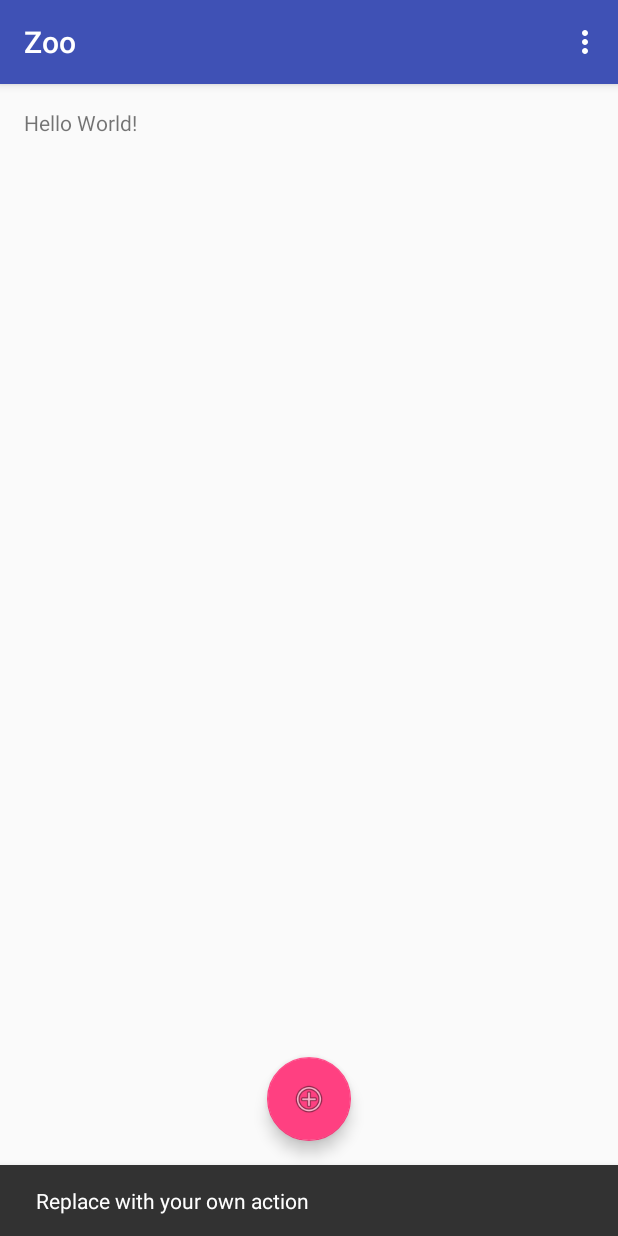
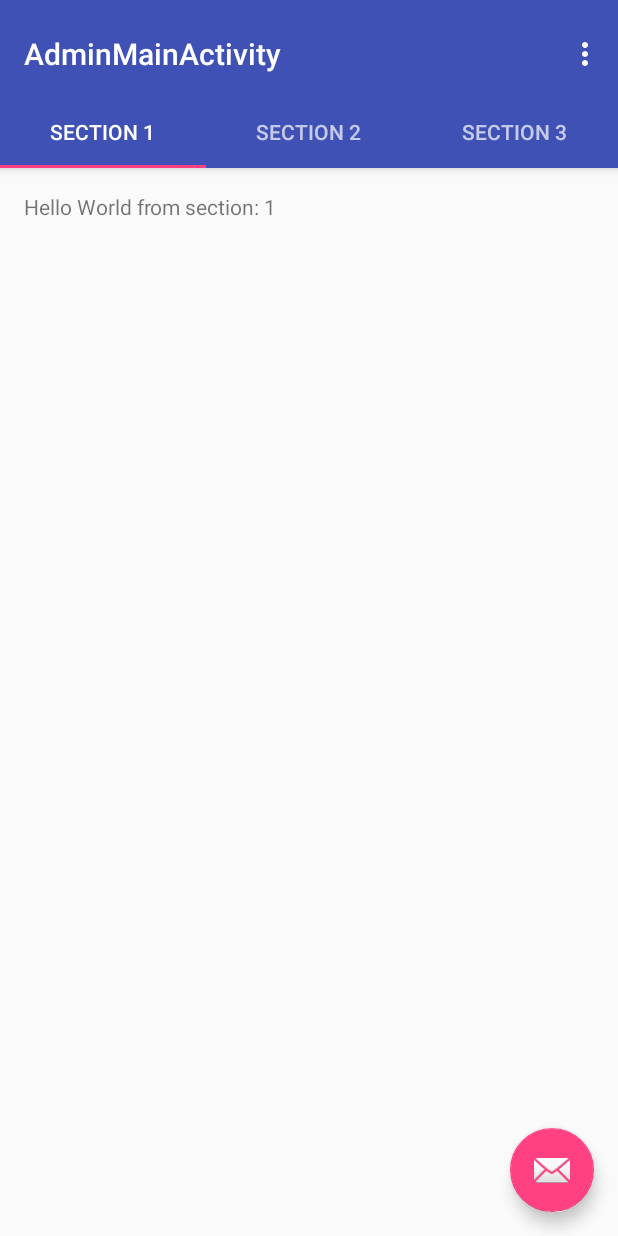
Before and after one commit to xbauquet/AndroidTraining-Zoo, an Android app: the screen it shows after launch (LoginActivity before the commit, AdminMainActivity after it), after a tap on an icon or button, on a phone screen of 412 x 824 dp. Run offline under Robolectric (Android 15) with nearby library versions, the phone set to English and light mode, and no system bars.

Commit message:
IMPLEMENT: login page

```diff
--- a/app/src/main/AndroidManifest.xml
+++ b/app/src/main/AndroidManifest.xml
@@ -18,6 +18,10 @@
                 <category android:name="android.intent.category.LAUNCHER" />
             </intent-filter>
         </activity>
+        <activity
+            android:name=".AdminMainActivity"
+            android:label="@string/title_activity_admin_main"
+            android:theme="@style/AppTheme.NoActionBar"></activity>
     </application>
 
 </manifest>
--- /dev/null
+++ b/app/src/main/java/com/dev/axolotl/zoo/AdminMainActivity.java
@@ -0,0 +1,162 @@
+package com.dev.axolotl.zoo;
+
+import android.support.design.widget.TabLayout;
+import android.support.design.widget.FloatingActionButton;
+import android.support.design.widget.Snackbar;
+import android.support.v7.app.AppCompatActivity;
+import android.support.v7.widget.Toolbar;
+
+import android.support.v4.app.Fragment;
+import android.support.v4.app.FragmentManager;
+import android.support.v4.app.FragmentPagerAdapter;
+import android.support.v4.view.ViewPager;
+import android.os.Bundle;
+import android.view.LayoutInflater;
+import android.view.Menu;
+import android.view.MenuItem;
+import android.view.View;
+import android.view.ViewGroup;
+
+import android.widget.TextView;
+
+public class AdminMainActivity extends AppCompatActivity {
+
+    /**
+     * The {@link android.support.v4.view.PagerAdapter} that will provide
+     * fragments for each of the sections. We use a
+     * {@link FragmentPagerAdapter} derivative, which will keep every
+     * loaded fragment in memory. If this becomes too memory intensive, it
+     * may be best to switch to a
+     * {@link android.support.v4.app.FragmentStatePagerAdapter}.
+     */
+    private SectionsPagerAdapter mSectionsPagerAdapter;
+
+    /**
+     * The {@link ViewPager} that will host the section contents.
+     */
+    private ViewPager mViewPager;
+
+    @Override
+    protected void onCreate(Bundle savedInstanceState) {
+        super.onCreate(savedInstanceState);
+        setContentView(R.layout.activity_admin_main);
+
+        Toolbar toolbar = (Toolbar) findViewById(R.id.toolbar);
+        setSupportActionBar(toolbar);
+        // Create the adapter that will return a fragment for each of the three
+        // primary sections of the activity.
+        mSectionsPagerAdapter = new SectionsPagerAdapter(getSupportFragmentManager());
+
+        // Set up the ViewPager with the sections adapter.
+        mViewPager = (ViewPager) findViewById(R.id.container);
+        mViewPager.setAdapter(mSectionsPagerAdapter);
+
+        TabLayout tabLayout = (TabLayout) findViewById(R.id.tabs);
+        tabLayout.setupWithViewPager(mViewPager);
+
+        FloatingActionButton fab = (FloatingActionButton) findViewById(R.id.fab);
+        fab.setOnClickListener(new View.OnClickListener() {
+            @Override
+            public void onClick(View view) {
+                Snackbar.make(view, "Replace with your own action", Snackbar.LENGTH_LONG)
+                        .setAction("Action", null).show();
+            }
+        });
+
+    }
+
+
+    @Override
+    public boolean onCreateOptionsMenu(Menu menu) {
+        // Inflate the menu; this adds items to the action bar if it is present.
+        getMenuInflater().inflate(R.menu.menu_admin_main, menu);
+        return true;
+    }
+
+    @Override
+    public boolean onOptionsItemSelected(MenuItem item) {
+        // Handle action bar item clicks here. The action bar will
+        // automatically handle clicks on the Home/Up button, so long
+        // as you specify a parent activity in AndroidManifest.xml.
+        int id = item.getItemId();
+
+        //noinspection SimplifiableIfStatement
+        if (id == R.id.action_settings) {
+            return true;
+        }
+
+        return super.onOptionsItemSelected(item);
+    }
+
+    /**
+     * A placeholder fragment containing a simple view.
+     */
+    public static class PlaceholderFragment extends Fragment {
+        /**
+         * The fragment argument representing the section number for this
+         * fragment.
+         */
+        private static final String ARG_SECTION_NUMBER = "section_number";
+
+        public PlaceholderFragment() {
+        }
+
+        /**
+         * Returns a new instance of this fragment for the given section
+         * number.
+         */
+        public static PlaceholderFragment newInstance(int sectionNumber) {
+            PlaceholderFragment fragment = new PlaceholderFragment();
+            Bundle args = new Bundle();
+            args.putInt(ARG_SECTION_NUMBER, sectionNumber);
+            fragment.setArguments(args);
+            return fragment;
+        }
+
+        @Override
+        public View onCreateView(LayoutInflater inflater, ViewGroup container,
+                                 Bundle savedInstanceState) {
+            View rootView = inflater.inflate(R.layout.fragment_admin_main, container, false);
+            TextView textView = (TextView) rootView.findViewById(R.id.section_label);
+            textView.setText(getString(R.string.section_format, getArguments().getInt(ARG_SECTION_NUMBER)));
+            return rootView;
+        }
+    }
+
+    /**
+     * A {@link FragmentPagerAdapter} that returns a fragment corresponding to
+     * one of the sections/tabs/pages.
+     */
+    public class SectionsPagerAdapter extends FragmentPagerAdapter {
+
+        public SectionsPagerAdapter(FragmentManager fm) {
+            super(fm);
+        }
+
+        @Override
+        public Fragment getItem(int position) {
+            // getItem is called to instantiate the fragment for the given page.
+            // Return a PlaceholderFragment (defined as a static inner class below).
+            return PlaceholderFragment.newInstance(position + 1);
+        }
+
+        @Override
+        public int getCount() {
+            // Show 3 total pages.
+            return 3;
+        }
+
+        @Override
+        public CharSequence getPageTitle(int position) {
+            switch (position) {
+                case 0:
+                    return "SECTION 1";
+                case 1:
+                    return "SECTION 2";
+                case 2:
+                    return "SECTION 3";
+            }
+            return null;
+        }
+    }
+}
--- a/app/src/main/java/com/dev/axolotl/zoo/LoginActivity.java
+++ b/app/src/main/java/com/dev/axolotl/zoo/LoginActivity.java
@@ -1,13 +1,15 @@
 package com.dev.axolotl.zoo;
 
+import android.content.Intent;
 import android.os.Bundle;
 import android.support.design.widget.FloatingActionButton;
-import android.support.design.widget.Snackbar;
 import android.support.v7.app.AppCompatActivity;
 import android.support.v7.widget.Toolbar;
+import android.util.Log;
 import android.view.View;
 import android.view.Menu;
 import android.view.MenuItem;
+import android.widget.AutoCompleteTextView;
 
 public class LoginActivity extends AppCompatActivity {
 
@@ -15,6 +17,7 @@ public class LoginActivity extends AppCompatActivity {
     protected void onCreate(Bundle savedInstanceState) {
         super.onCreate(savedInstanceState);
         setContentView(R.layout.activity_login);
+
         Toolbar toolbar = (Toolbar) findViewById(R.id.toolbar);
         setSupportActionBar(toolbar);
 
@@ -22,8 +25,13 @@ public class LoginActivity extends AppCompatActivity {
         fab.setOnClickListener(new View.OnClickListener() {
             @Override
             public void onClick(View view) {
-                Snackbar.make(view, "Replace with your own action", Snackbar.LENGTH_LONG)
-                        .setAction("Action", null).show();
+                AutoCompleteTextView email = (AutoCompleteTextView) findViewById(R.id.login_email);
+                AutoCompleteTextView password = (AutoCompleteTextView) findViewById(R.id.login_password);
+
+                if(email.getText().toString().equals(password.getText().toString())){
+                    Intent intent = new Intent(LoginActivity.this, AdminMainActivity.class);
+                    startActivity(intent);
+                }
             }
         });
     }
--- /dev/null
+++ b/app/src/main/res/layout/activity_admin_main.xml
@@ -0,0 +1,49 @@
+<?xml version="1.0" encoding="utf-8"?>
+<android.support.design.widget.CoordinatorLayout xmlns:android="http://schemas.android.com/apk/res/android"
+    xmlns:app="http://schemas.android.com/apk/res-auto"
+    xmlns:tools="http://schemas.android.com/tools"
+    android:id="@+id/main_content"
+    android:layout_width="match_parent"
+    android:layout_height="match_parent"
+    android:fitsSystemWindows="true"
+    tools:context="com.dev.axolotl.zoo.AdminMainActivity">
+
+    <android.support.design.widget.AppBarLayout
+        android:id="@+id/appbar"
+        android:layout_width="match_parent"
+        android:layout_height="wrap_content"
+        android:paddingTop="@dimen/appbar_padding_top"
+        android:theme="@style/AppTheme.AppBarOverlay">
+
+        <android.support.v7.widget.Toolbar
+            android:id="@+id/toolbar"
+            android:layout_width="match_parent"
+            android:layout_height="?attr/actionBarSize"
+            android:background="?attr/colorPrimary"
+            app:layout_scrollFlags="scroll|enterAlways"
+            app:popupTheme="@style/AppTheme.PopupOverlay">
+
+        </android.support.v7.widget.Toolbar>
+
+        <android.support.design.widget.TabLayout
+            android:id="@+id/tabs"
+            android:layout_width="match_parent"
+            android:layout_height="wrap_content" />
+
+    </android.support.design.widget.AppBarLayout>
+
+    <android.support.v4.view.ViewPager
+        android:id="@+id/container"
+        android:layout_width="match_parent"
+        android:layout_height="match_parent"
+        app:layout_behavior="@string/appbar_scrolling_view_behavior" />
+
+    <android.support.design.widget.FloatingActionButton
+        android:id="@+id/fab"
+        android:layout_width="wrap_content"
+        android:layout_height="wrap_content"
+        android:layout_gravity="end|bottom"
+        android:layout_margin="@dimen/fab_margin"
+        android:src="@android:drawable/ic_dialog_email" />
+
+</android.support.design.widget.CoordinatorLayout>
--- a/app/src/main/res/layout/content_login.xml
+++ b/app/src/main/res/layout/content_login.xml
@@ -1,5 +1,5 @@
 <?xml version="1.0" encoding="utf-8"?>
-<RelativeLayout xmlns:android="http://schemas.android.com/apk/res/android"
+<LinearLayout xmlns:android="http://schemas.android.com/apk/res/android"
     xmlns:app="http://schemas.android.com/apk/res-auto"
     xmlns:tools="http://schemas.android.com/tools"
     android:layout_width="match_parent"
@@ -8,12 +8,39 @@
     android:paddingLeft="@dimen/activity_horizontal_margin"
     android:paddingRight="@dimen/activity_horizontal_margin"
     android:paddingTop="@dimen/activity_vertical_margin"
+    android:orientation="vertical"
     app:layout_behavior="@string/appbar_scrolling_view_behavior"
     tools:context="com.dev.axolotl.zoo.LoginActivity"
     tools:showIn="@layout/activity_login">
 
-    <TextView
-        android:layout_width="wrap_content"
+   <android.support.design.widget.TextInputLayout
+       android:layout_height="wrap_content"
+       android:layout_width="match_parent" >
+
+       <AutoCompleteTextView
+           android:id="@+id/login_email"
+           android:layout_width="match_parent"
+           android:layout_height="wrap_content"
+           android:hint="Email"
+           android:inputType="textEmailAddress"
+           android:maxLines="1"
+           android:singleLine="true"/>
+
+   </android.support.design.widget.TextInputLayout>
+
+    <android.support.design.widget.TextInputLayout
         android:layout_height="wrap_content"
-        android:text="Hello World!" />
-</RelativeLayout>
+        android:layout_width="match_parent" >
+
+        <AutoCompleteTextView
+            android:id="@+id/login_password"
+            android:layout_width="match_parent"
+            android:layout_height="wrap_content"
+            android:hint="Password"
+            android:inputType="textPassword"
+            android:maxLines="1"
+            android:singleLine="true"/>
+
+    </android.support.design.widget.TextInputLayout>
+
+</LinearLayout>
--- /dev/null
+++ b/app/src/main/res/layout/fragment_admin_main.xml
@@ -0,0 +1,17 @@
+<RelativeLayout xmlns:android="http://schemas.android.com/apk/res/android"
+    xmlns:tools="http://schemas.android.com/tools"
+    android:layout_width="match_parent"
+    android:layout_height="match_parent"
+    android:paddingBottom="@dimen/activity_vertical_margin"
+    android:paddingLeft="@dimen/activity_horizontal_margin"
+    android:paddingRight="@dimen/activity_horizontal_margin"
+    android:paddingTop="@dimen/activity_vertical_margin"
+    tools:context="com.dev.axolotl.zoo.AdminMainActivity$PlaceholderFragment">
+
+    <TextView
+        android:id="@+id/section_label"
+        android:layout_width="wrap_content"
+        android:layout_height="wrap_content"
+        android:text="@string/app_name"/>
+
+</RelativeLayout>
--- /dev/null
+++ b/app/src/main/res/menu/menu_admin_main.xml
@@ -0,0 +1,10 @@
+<menu xmlns:android="http://schemas.android.com/apk/res/android"
+    xmlns:app="http://schemas.android.com/apk/res-auto"
+    xmlns:tools="http://schemas.android.com/tools"
+    tools:context="com.dev.axolotl.zoo.AdminMainActivity">
+    <item
+        android:id="@+id/action_settings"
+        android:orderInCategory="100"
+        android:title="@string/action_settings"
+        app:showAsAction="never" />
+</menu>
--- a/app/src/main/res/values/dimens.xml
+++ b/app/src/main/res/values/dimens.xml
@@ -3,4 +3,5 @@
     <dimen name="activity_horizontal_margin">16dp</dimen>
     <dimen name="activity_vertical_margin">16dp</dimen>
     <dimen name="fab_margin">16dp</dimen>
+    <dimen name="appbar_padding_top">8dp</dimen>
 </resources>
--- a/app/src/main/res/values/strings.xml
+++ b/app/src/main/res/values/strings.xml
@@ -1,4 +1,6 @@
 <resources>
     <string name="app_name">Zoo</string>
     <string name="action_settings">Settings</string>
+    <string name="title_activity_admin_main">AdminMainActivity</string>
+    <string name="section_format">Hello World from section: %1$d</string>
 </resources>
```
